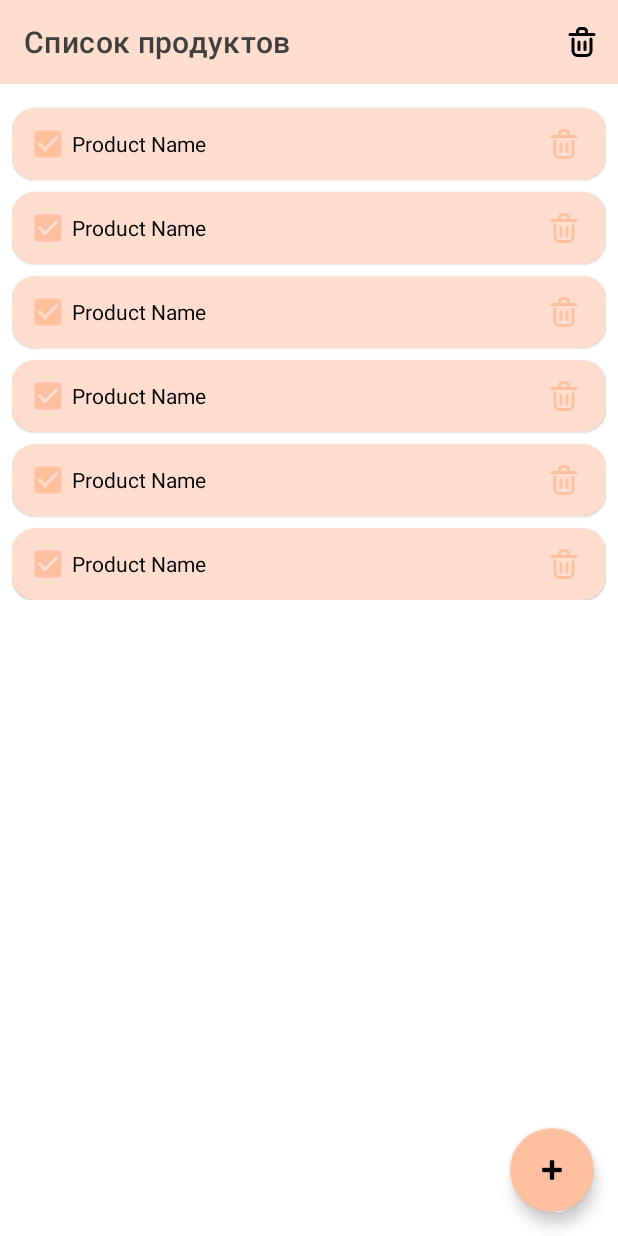
After one commit to liiceberg/team8-project-summer-lab-2024, an Android app: the layout fragment_product_list.xml on its own in the app's theme, with its tools: preview values and no code run, on a phone screen of 412 x 824 dp. The commit adds this screen. Run offline under Robolectric (Android 15) with nearby library versions, the phone set to English and light mode, and no system bars.

Commit message:
fragment products list

```diff
--- /dev/null
+++ b/app/src/main/res/drawable/ic_delete.xml
@@ -0,0 +1,41 @@
+<vector xmlns:android="http://schemas.android.com/apk/res/android"
+    android:width="24dp"
+    android:height="24dp"
+    android:viewportWidth="24"
+    android:viewportHeight="24">
+  <path
+      android:pathData="M10,12V17"
+      android:strokeLineJoin="round"
+      android:strokeWidth="2"
+      android:fillColor="#00000000"
+      android:strokeColor="#000000"
+      android:strokeLineCap="round"/>
+  <path
+      android:pathData="M14,12V17"
+      android:strokeLineJoin="round"
+      android:strokeWidth="2"
+      android:fillColor="#00000000"
+      android:strokeColor="#000000"
+      android:strokeLineCap="round"/>
+  <path
+      android:pathData="M4,7H20"
+      android:strokeLineJoin="round"
+      android:strokeWidth="2"
+      android:fillColor="#00000000"
+      android:strokeColor="#000000"
+      android:strokeLineCap="round"/>
+  <path
+      android:pathData="M6,10V18C6,19.657 7.343,21 9,21H15C16.657,21 18,19.657 18,18V10"
+      android:strokeLineJoin="round"
+      android:strokeWidth="2"
+      android:fillColor="#00000000"
+      android:strokeColor="#000000"
+      android:strokeLineCap="round"/>
+  <path
+      android:pathData="M9,5C9,3.895 9.895,3 11,3H13C14.105,3 15,3.895 15,5V7H9V5Z"
+      android:strokeLineJoin="round"
+      android:strokeWidth="2"
+      android:fillColor="#00000000"
+      android:strokeColor="#000000"
+      android:strokeLineCap="round"/>
+</vector>
--- /dev/null
+++ b/app/src/main/res/layout/fragment_product_list.xml
@@ -0,0 +1,47 @@
+<?xml version="1.0" encoding="utf-8"?>
+<androidx.constraintlayout.widget.ConstraintLayout xmlns:android="http://schemas.android.com/apk/res/android"
+    xmlns:app="http://schemas.android.com/apk/res-auto"
+    xmlns:tools="http://schemas.android.com/tools"
+    android:layout_width="match_parent"
+    android:layout_height="match_parent"
+    tools:context=".MainActivity">
+
+    <com.google.android.material.appbar.MaterialToolbar
+        android:id="@+id/materialToolbar"
+        android:layout_width="match_parent"
+        android:layout_height="wrap_content"
+        android:background="@color/primary_color_cookup"
+        app:layout_constraintEnd_toEndOf="parent"
+        app:layout_constraintHorizontal_bias="0.0"
+        app:layout_constraintStart_toStartOf="parent"
+        app:layout_constraintTop_toTopOf="parent"
+        app:menu="@menu/top_app_bar_products"
+        app:title="Список продуктов"
+        app:titleTextColor="@color/dark_color_cookup" />
+
+    <androidx.recyclerview.widget.RecyclerView
+        android:id="@+id/recyclerView"
+        android:layout_width="match_parent"
+        android:layout_height="0dp"
+        android:padding="8dp"
+        app:layout_constraintEnd_toEndOf="parent"
+        app:layout_constraintStart_toStartOf="parent"
+        app:layout_constraintTop_toBottomOf="@+id/materialToolbar"
+        tools:itemCount="20"
+        tools:listitem="@layout/item_product" />
+
+    <com.google.android.material.floatingactionbutton.FloatingActionButton
+        android:id="@+id/fab_add"
+        android:layout_width="wrap_content"
+        android:layout_height="wrap_content"
+        android:layout_alignParentEnd="true"
+        android:layout_alignParentBottom="true"
+        android:layout_margin="16dp"
+        android:layout_marginEnd="16dp"
+        android:layout_marginBottom="16dp"
+        android:src="@android:drawable/ic_input_add"
+        app:layout_constraintBottom_toBottomOf="parent"
+        app:layout_constraintEnd_toEndOf="parent" />
+
+
+</androidx.constraintlayout.widget.ConstraintLayout>
--- a/app/src/main/res/layout/fragment_recipe_info.xml
+++ b/app/src/main/res/layout/fragment_recipe_info.xml
@@ -27,6 +27,7 @@
         android:layout_marginTop="16dp"
         android:src="@drawable/baseline_arrow_back_ios_new_24"
         app:backgroundTint="@color/accent_color_cookup"
+        app:elevation="0dp"
         app:layout_constraintStart_toStartOf="parent"
         app:layout_constraintTop_toTopOf="parent"
         app:tint="@color/dark_color_cookup" />
@@ -39,6 +40,7 @@
         android:layout_marginEnd="16dp"
         android:src="@drawable/ic_like"
         app:backgroundTint="@color/accent_color_cookup"
+        app:elevation="0dp"
         app:layout_constraintEnd_toEndOf="parent"
         app:layout_constraintTop_toTopOf="parent"
         app:tint="@color/like_color" />
--- /dev/null
+++ b/app/src/main/res/layout/item_product.xml
@@ -0,0 +1,42 @@
+<?xml version="1.0" encoding="utf-8"?>
+<com.google.android.material.card.MaterialCardView xmlns:android="http://schemas.android.com/apk/res/android"
+    android:layout_width="match_parent"
+    android:layout_height="wrap_content"
+    xmlns:app="http://schemas.android.com/apk/res-auto"
+    android:layout_marginTop="8dp"
+    app:cardBackgroundColor="@color/primary_color_cookup"
+    app:cardCornerRadius="16dp"
+    xmlns:tools="http://schemas.android.com/tools">
+
+    <androidx.constraintlayout.widget.ConstraintLayout
+        android:layout_width="match_parent"
+        android:layout_height="wrap_content"
+        android:layout_marginHorizontal="8dp"
+        android:orientation="horizontal">
+
+        <CheckBox
+            android:id="@+id/checkbox"
+            android:layout_width="wrap_content"
+            android:layout_height="wrap_content"
+            android:buttonTint="@color/accent_color_cookup"
+            android:checked="true"
+            app:checkedState="checked"
+            app:layout_constraintBottom_toBottomOf="parent"
+            app:layout_constraintStart_toStartOf="parent"
+            app:layout_constraintTop_toTopOf="parent"
+            tools:text="Product Name" />
+
+        <ImageView
+            android:id="@+id/delete_iv"
+            android:layout_width="wrap_content"
+            android:layout_height="match_parent"
+            android:layout_gravity="right"
+            android:layout_marginEnd="8dp"
+            android:src="@drawable/ic_delete"
+            android:tint="@color/accent_color_cookup"
+            app:layout_constraintBottom_toBottomOf="parent"
+            app:layout_constraintEnd_toEndOf="parent"
+            app:layout_constraintTop_toTopOf="parent" />
+
+    </androidx.constraintlayout.widget.ConstraintLayout>
+</com.google.android.material.card.MaterialCardView>
--- /dev/null
+++ b/app/src/main/res/menu/top_app_bar_products.xml
@@ -0,0 +1,12 @@
+<?xml version="1.0" encoding="utf-8"?>
+<menu xmlns:app="http://schemas.android.com/apk/res-auto"
+    xmlns:android="http://schemas.android.com/apk/res/android">
+    <item
+        android:id="@+id/clear"
+        android:layout_width="wrap_content"
+        android:layout_height="wrap_content"
+        android:icon="@drawable/ic_delete"
+        android:iconTint="@color/accent_color_cookup"
+        android:title="@string/clear"
+        app:showAsAction="always" />
+</menu>
--- a/app/src/main/res/values/strings.xml
+++ b/app/src/main/res/values/strings.xml
@@ -1,3 +1,4 @@
 <resources>
     <string name="app_name">CookUp</string>
+    <string name="clear">clear</string>
 </resources>
```
